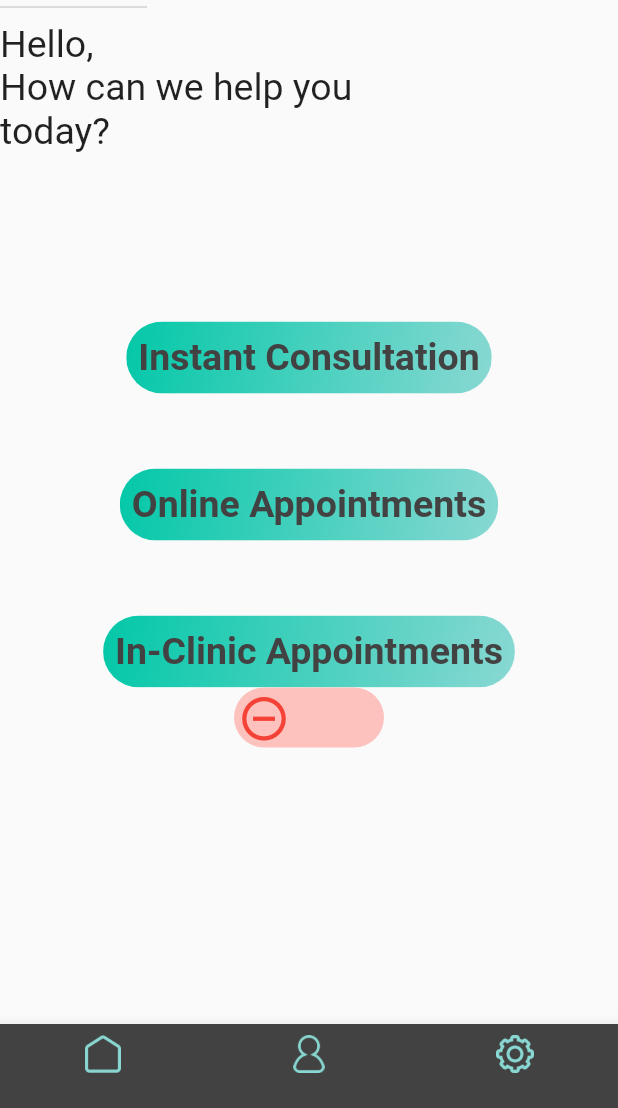
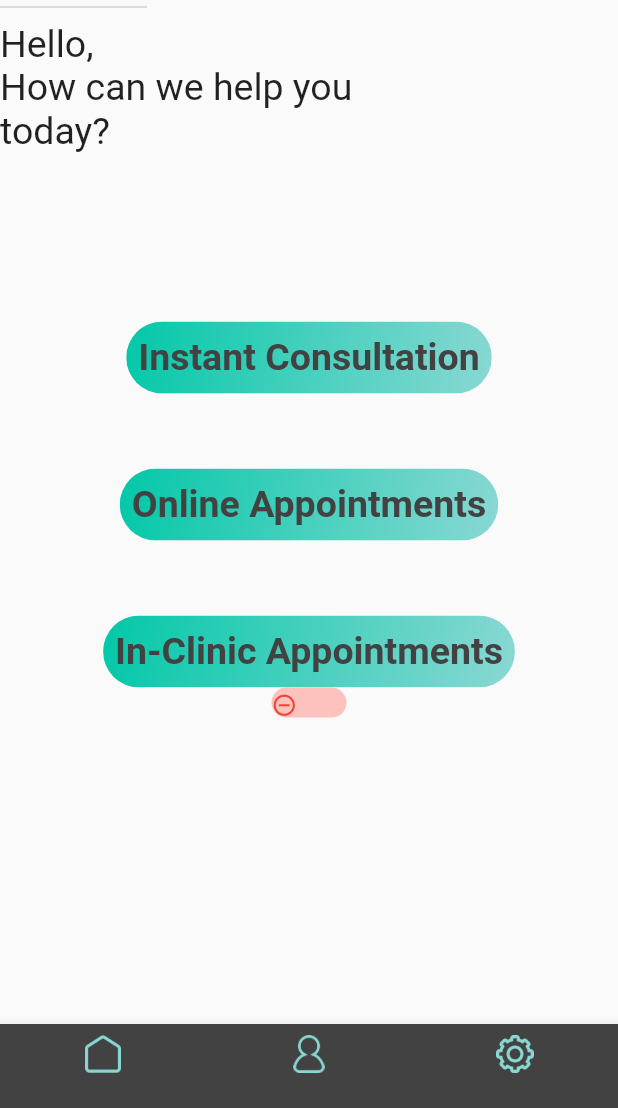
Before and after one commit to KhushiiBiswas/vcure_dr, a Flutter app: the HomePage screen opened directly, on a phone screen of 412 x 824 dp, the part 128-1236 px from its top. Run offline on Flutter 3.47's test engine with Material 2 defaults, Android fonts, the phone set to English and light mode, and no system bars.

```diff
--- a/lib/components/appointment_toogle.dart
+++ b/lib/components/appointment_toogle.dart
@@ -15,8 +15,8 @@ class _CustomToggleState extends State<CustomToggle> {
       child: Center(
         child: AnimatedContainer(
           duration: Duration(milliseconds: 1000),
-          height: 40.0,
-          width: 100.0,
+          height: 20.0,
+          width: 50.0,
           decoration: BoxDecoration(
               borderRadius: BorderRadius.circular(20.0),
               color: togglevalue
@@ -43,13 +43,13 @@ class _CustomToggleState extends State<CustomToggle> {
                           ? Icon(
                               Icons.check_circle,
                               color: Colors.green,
-                              size: 35.0,
+                              size: 17.0,
                               key: UniqueKey(),
                             )
                           : Icon(
                               Icons.remove_circle_outline,
                               color: Colors.red,
-                              size: 35.0,
+                              size: 17.0,
                               key: UniqueKey(),
                             ),
                     ),
```
